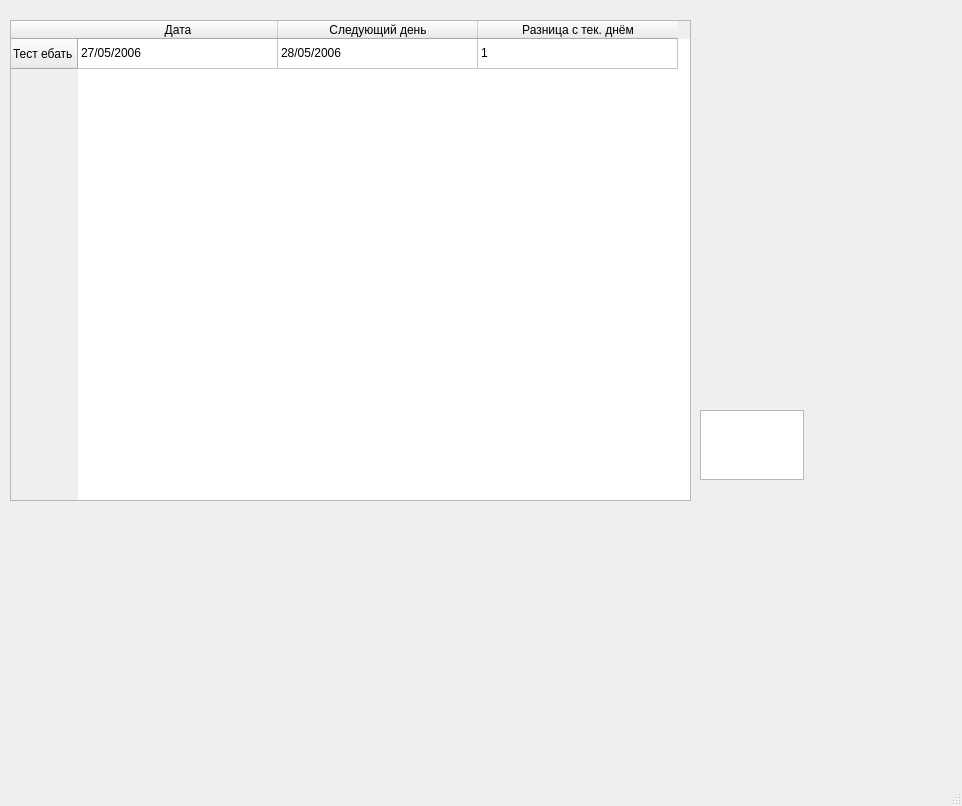
First picture: the form in LabWork_2/Task_1/mainwindow.ui, repository Max2772/FoA-P-2-Semester-, before the edit.
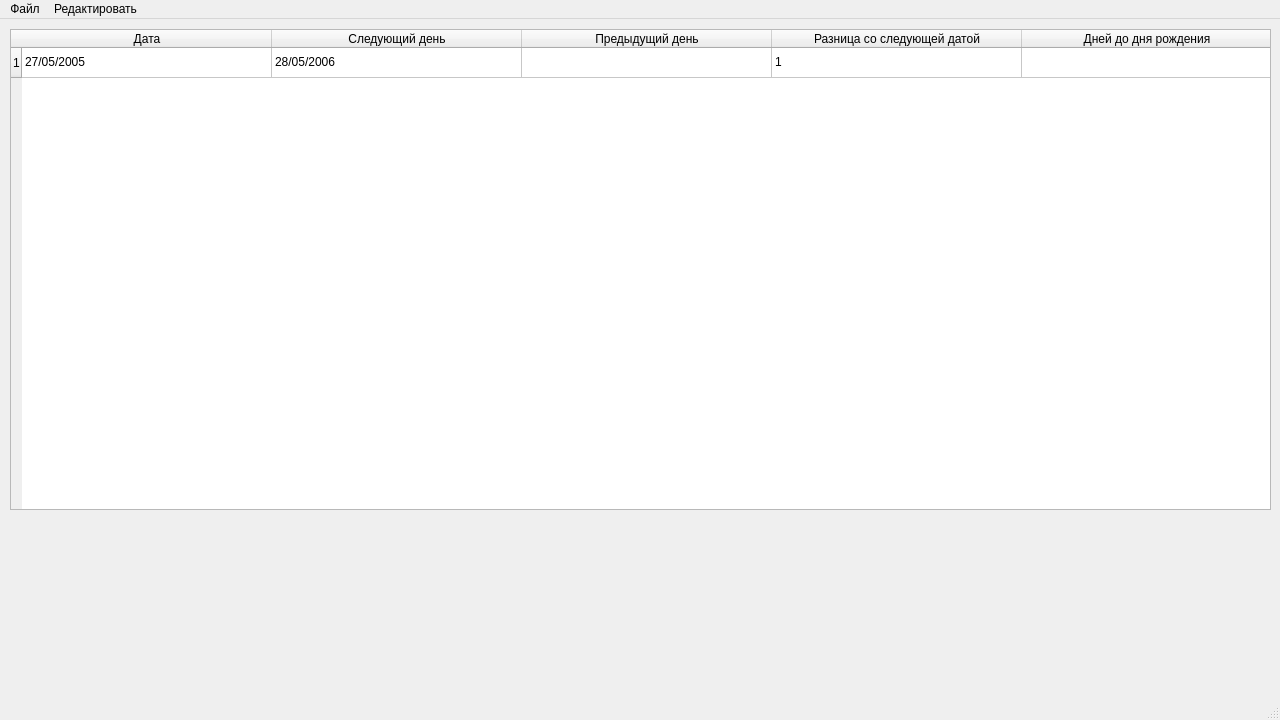
Second picture: the form after the edit. Icons and pictures are not drawn.

```diff
--- a/LabWork_2/Task_1/mainwindow.ui
+++ b/LabWork_2/Task_1/mainwindow.ui
@@ -6,8 +6,8 @@
    <rect>
     <x>0</x>
     <y>0</y>
-    <width>962</width>
-    <height>806</height>
+    <width>1280</width>
+    <height>720</height>
    </rect>
   </property>
   <property name="windowTitle">
@@ -34,8 +34,8 @@
     <property name="geometry">
      <rect>
       <x>10</x>
-      <y>20</y>
-      <width>681</width>
+      <y>10</y>
+      <width>1261</width>
       <height>481</height>
      </rect>
     </property>
@@ -60,12 +60,15 @@
     <property name="autoScroll">
      <bool>true</bool>
     </property>
+    <attribute name="horizontalHeaderMinimumSectionSize">
+     <number>21</number>
+    </attribute>
     <attribute name="horizontalHeaderDefaultSectionSize">
-     <number>200</number>
+     <number>250</number>
     </attribute>
     <row>
      <property name="text">
-      <string>Тест ебать</string>
+      <string>1</string>
      </property>
     </row>
     <column>
@@ -80,12 +83,22 @@
     </column>
     <column>
      <property name="text">
-      <string>Разница с тек. днём</string>
+      <string>Предыдущий день</string>
+     </property>
+    </column>
+    <column>
+     <property name="text">
+      <string>Разница со следующей датой</string>
+     </property>
+    </column>
+    <column>
+     <property name="text">
+      <string>Дней до дня рождения</string>
      </property>
     </column>
     <item row="0" column="0">
      <property name="text">
-      <string>27/05/2006</string>
+      <string>27/05/2005</string>
      </property>
     </item>
     <item row="0" column="1">
@@ -93,7 +106,7 @@
       <string>28/05/2006</string>
      </property>
     </item>
-    <item row="0" column="2">
+    <item row="0" column="3">
      <property name="text">
       <string>1</string>
      </property>
@@ -102,25 +115,55 @@
    <widget class="QTextEdit" name="textEdit">
     <property name="geometry">
      <rect>
-      <x>700</x>
-      <y>410</y>
+      <x>260</x>
+      <y>680</y>
       <width>104</width>
       <height>70</height>
      </rect>
     </property>
    </widget>
   </widget>
+  <widget class="QStatusBar" name="statusbar"/>
   <widget class="QMenuBar" name="menubar">
    <property name="geometry">
     <rect>
      <x>0</x>
      <y>0</y>
-     <width>962</width>
+     <width>1280</width>
      <height>20</height>
     </rect>
    </property>
+   <widget class="QMenu" name="menu">
+    <property name="title">
+     <string>Файл</string>
+    </property>
+    <addaction name="actionImport"/>
+    <addaction name="actionSave"/>
+   </widget>
+   <widget class="QMenu" name="menu_2">
+    <property name="title">
+     <string>Редактировать</string>
+    </property>
+    <addaction name="actionClean"/>
+   </widget>
+   <addaction name="menu"/>
+   <addaction name="menu_2"/>
   </widget>
-  <widget class="QStatusBar" name="statusbar"/>
+  <action name="actionImport">
+   <property name="text">
+    <string>Импорт</string>
+   </property>
+  </action>
+  <action name="actionSave">
+   <property name="text">
+    <string>Сохранить</string>
+   </property>
+  </action>
+  <action name="actionClean">
+   <property name="text">
+    <string>Очистить</string>
+   </property>
+  </action>
  </widget>
  <resources>
   <include location="resources.qrc"/>
```
